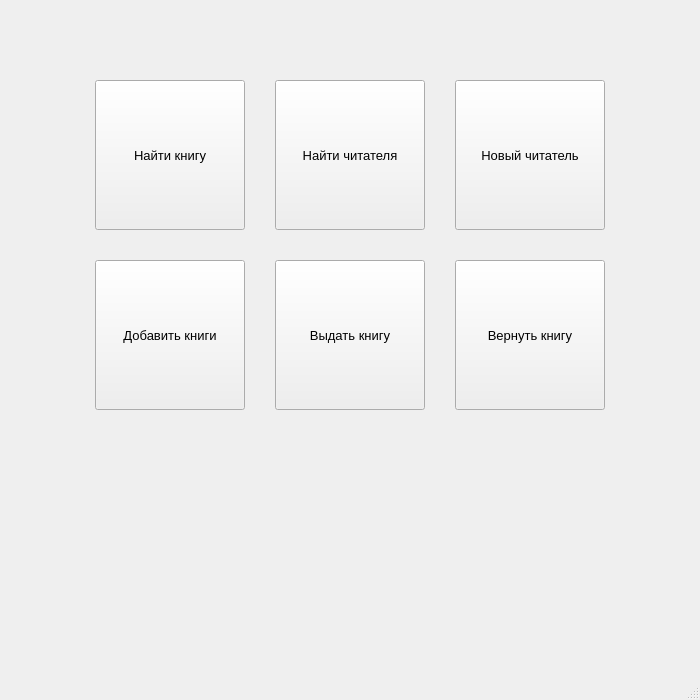
The window that Librarian.ui (andrejmaznin/library) describes before a commit, drawn with Qt 5.
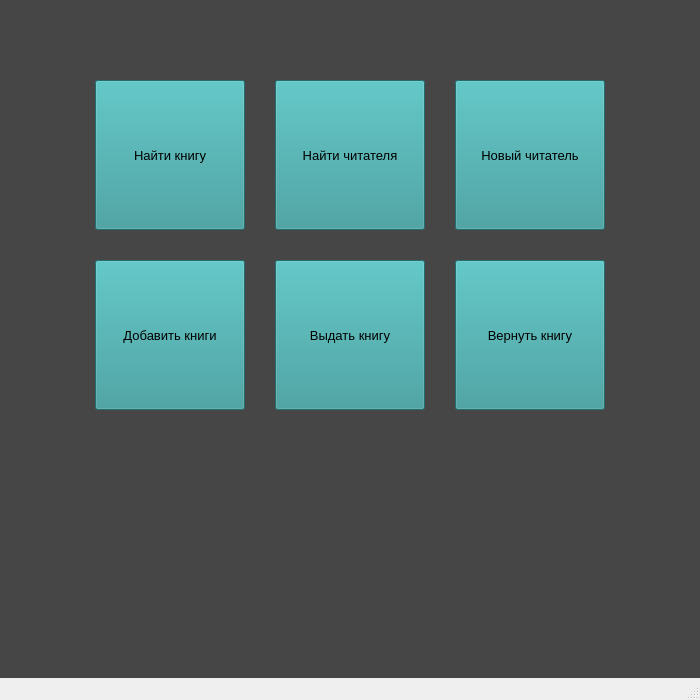
The same window after the commit.

Patch:
```diff
--- a/Librarian.ui
+++ b/Librarian.ui
@@ -27,6 +27,15 @@
    <property name="palette">
     <palette>
      <active>
+      <colorrole role="Button">
+       <brush brushstyle="SolidPattern">
+        <color alpha="255">
+         <red>70</red>
+         <green>70</green>
+         <blue>70</blue>
+        </color>
+       </brush>
+      </colorrole>
       <colorrole role="Light">
        <brush brushstyle="SolidPattern">
         <color alpha="255">
@@ -45,8 +54,35 @@
         </color>
        </brush>
       </colorrole>
+      <colorrole role="Base">
+       <brush brushstyle="SolidPattern">
+        <color alpha="255">
+         <red>70</red>
+         <green>70</green>
+         <blue>70</blue>
+        </color>
+       </brush>
+      </colorrole>
+      <colorrole role="Window">
+       <brush brushstyle="SolidPattern">
+        <color alpha="255">
+         <red>70</red>
+         <green>70</green>
+         <blue>70</blue>
+        </color>
+       </brush>
+      </colorrole>
      </active>
      <inactive>
+      <colorrole role="Button">
+       <brush brushstyle="SolidPattern">
+        <color alpha="255">
+         <red>70</red>
+         <green>70</green>
+         <blue>70</blue>
+        </color>
+       </brush>
+      </colorrole>
       <colorrole role="Light">
        <brush brushstyle="SolidPattern">
         <color alpha="255">
@@ -65,8 +101,35 @@
         </color>
        </brush>
       </colorrole>
+      <colorrole role="Base">
+       <brush brushstyle="SolidPattern">
+        <color alpha="255">
+         <red>70</red>
+         <green>70</green>
+         <blue>70</blue>
+        </color>
+       </brush>
+      </colorrole>
+      <colorrole role="Window">
+       <brush brushstyle="SolidPattern">
+        <color alpha="255">
+         <red>70</red>
+         <green>70</green>
+         <blue>70</blue>
+        </color>
+       </brush>
+      </colorrole>
      </inactive>
      <disabled>
+      <colorrole role="Button">
+       <brush brushstyle="SolidPattern">
+        <color alpha="255">
+         <red>70</red>
+         <green>70</green>
+         <blue>70</blue>
+        </color>
+       </brush>
+      </colorrole>
       <colorrole role="Light">
        <brush brushstyle="SolidPattern">
         <color alpha="255">
@@ -85,9 +148,30 @@
         </color>
        </brush>
       </colorrole>
+      <colorrole role="Base">
+       <brush brushstyle="SolidPattern">
+        <color alpha="255">
+         <red>70</red>
+         <green>70</green>
+         <blue>70</blue>
+        </color>
+       </brush>
+      </colorrole>
+      <colorrole role="Window">
+       <brush brushstyle="SolidPattern">
+        <color alpha="255">
+         <red>70</red>
+         <green>70</green>
+         <blue>70</blue>
+        </color>
+       </brush>
+      </colorrole>
      </disabled>
     </palette>
    </property>
+   <property name="styleSheet">
+    <string notr="true">background-color: rgb(70, 70, 70);</string>
+   </property>
    <widget class="QPushButton" name="btn_book_search">
     <property name="geometry">
      <rect>
@@ -114,6 +198,12 @@
     <property name="acceptDrops">
      <bool>false</bool>
     </property>
+    <property name="autoFillBackground">
+     <bool>false</bool>
+    </property>
+    <property name="styleSheet">
+     <string notr="true">background-color: rgb(51, 153, 153);</string>
+    </property>
     <property name="text">
      <string>Найти книгу</string>
     </property>
@@ -139,6 +229,9 @@
     <property name="acceptDrops">
      <bool>false</bool>
     </property>
+    <property name="styleSheet">
+     <string notr="true">background-color: rgb(51, 153, 153);</string>
+    </property>
     <property name="text">
      <string>Найти читателя</string>
     </property>
@@ -169,6 +262,9 @@
     <property name="cursor">
      <cursorShape>PointingHandCursor</cursorShape>
     </property>
+    <property name="styleSheet">
+     <string notr="true">background-color: rgb(51, 153, 153);</string>
+    </property>
     <property name="text">
      <string>Новый читатель</string>
     </property>
@@ -190,6 +286,9 @@
     <property name="cursor">
      <cursorShape>PointingHandCursor</cursorShape>
     </property>
+    <property name="styleSheet">
+     <string notr="true">background-color: rgb(51, 153, 153);</string>
+    </property>
     <property name="text">
      <string>Добавить книги</string>
     </property>
@@ -220,6 +319,9 @@
     <property name="acceptDrops">
      <bool>false</bool>
     </property>
+    <property name="styleSheet">
+     <string notr="true">background-color: rgb(51, 153, 153);</string>
+    </property>
     <property name="text">
      <string>Выдать книгу</string>
     </property>
@@ -250,6 +352,9 @@
     <property name="acceptDrops">
      <bool>false</bool>
     </property>
+    <property name="styleSheet">
+     <string notr="true">background-color: rgb(51, 153, 153);</string>
+    </property>
     <property name="text">
      <string>Вернуть книгу</string>
     </property>
```
